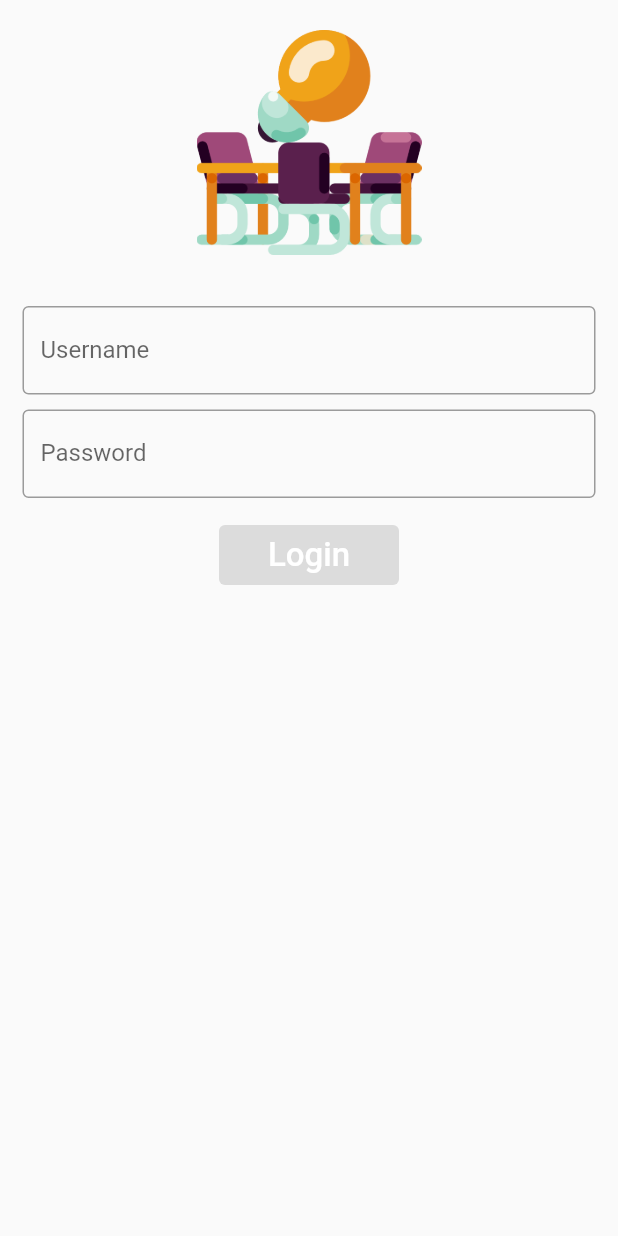
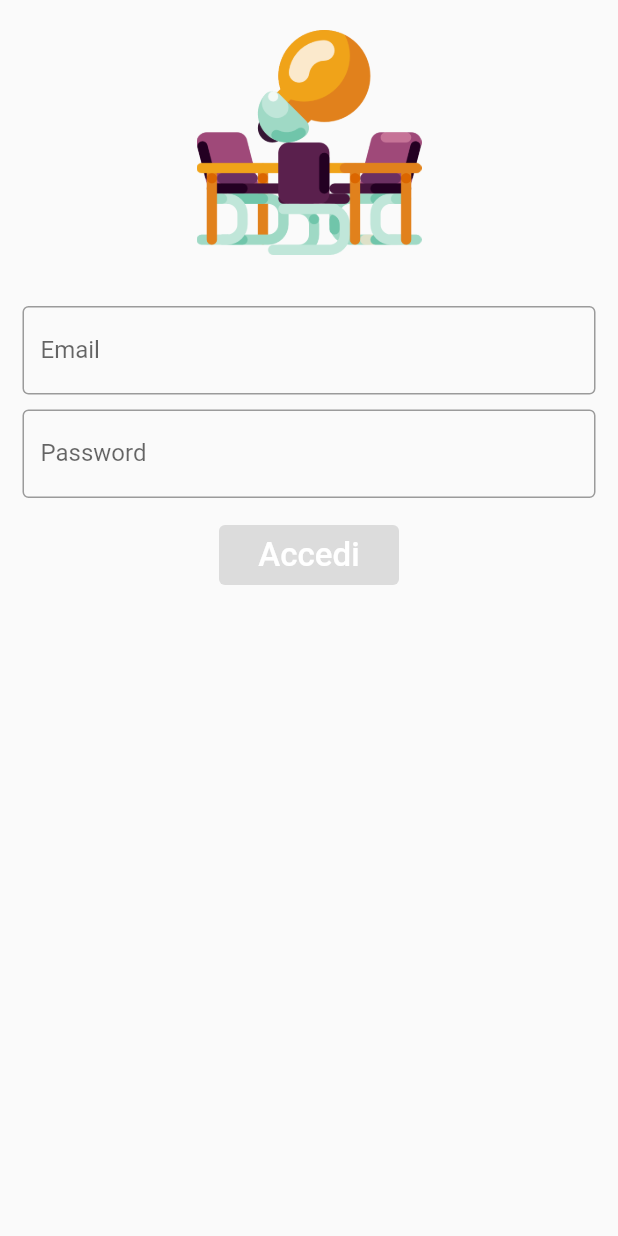
Before and after one commit to davideciuffreda/parallel, a Flutter app: the screen it shows after launch, on a phone screen of 412 x 824 dp. Run offline on Flutter 3.47's test engine with Material 2 defaults, Android fonts, the phone set to English and light mode, and no system bars; our stand-ins replace bloc, dio, equatable, flutter_bloc, jwt_decoder.

Commit message:
AuthRepository and JWT Token Auth implemented

```diff
--- a/lib/app.dart
+++ b/lib/app.dart
@@ -1,6 +1,7 @@
 import 'package:flutter/material.dart';
 import 'package:flutter/services.dart';
 import 'package:flutter_bloc/flutter_bloc.dart';
+import 'package:parallel/core/repositories/auth_repository.dart';
 
 import 'package:parallel/core/repositories/main_repository.dart';
 import 'package:parallel/pages/access_log/cubit/access_log_cubit.dart';
@@ -16,6 +17,7 @@ final GlobalKey<NavigatorState> navigatorKey = new GlobalKey<NavigatorState>();
 class AppInitializer extends StatelessWidget {
   //Defining the Repositories
   late MainRepository mainRepository;
+  late AuthRepository authRepository;
   //Defining the Blocs/Cubits
   late LoginBloc loginBloc;
   late HeadquarterCubit headquarterCubit;
@@ -25,8 +27,9 @@ class AppInitializer extends StatelessWidget {
   AppInitializer() {
     //Repositories init
     mainRepository = MainRepository();
+    authRepository = AuthRepository();
     //Bloc or Cubit init
-    loginBloc = LoginBloc();
+    loginBloc = LoginBloc(authRepository);
     headquarterCubit = HeadquarterCubit(mainRepository);
     eventCubit = EventCubit(mainRepository);
     accessLogCubit = AccessLogCubit(mainRepository);
@@ -72,7 +75,7 @@ class _AppState extends State<App> {
   @override
   Widget build(BuildContext context) {
     return BlocProvider(
-      create: (context) => LoginBloc(),
+      create: (context) => LoginBloc(AuthRepository()),
       child: MaterialApp(
         debugShowCheckedModeBanner: false,
         title: "Parallel",
--- /dev/null
+++ b/lib/core/repositories/auth_repository.dart
@@ -0,0 +1,27 @@
+import 'package:dio/dio.dart';
+
+class AuthRepository {
+  AuthRepository();
+
+  final String baseUrl = "http://172.16.217.84:8080/api/v1";
+
+  Future<String> tryLogIn(String email, String password) async {
+    String token = "";
+    var response;
+    try {
+      response = await Dio().post(
+        "$baseUrl/auth",
+        data: {"email": email, "password": password},
+      );
+
+      if (response.statusCode == 200) {
+        token = response.data['token'];
+        return token;
+      }
+    } catch (e) {
+      print(e.toString());
+      return "";
+    }
+    return token;
+  }
+}
--- a/lib/core/repositories/main_repository.dart
+++ b/lib/core/repositories/main_repository.dart
@@ -6,13 +6,13 @@ import 'package:parallel/core/models/headquarter.dart';
 class MainRepository {
   MainRepository();
 
-  final String baseUrl = "http://172.16.216.236:3000";
+  final String baseUrl = "http://172.16.217.84:8080/api/v1";
 
   Future<List<Headquarter>> getHeadquarters() async {
     List<Headquarter> headquarters = [];
     var hqResponse;
     try {
-      hqResponse = await Dio().get("$baseUrl/hq");
+      hqResponse = await Dio().get("$baseUrl/headquarters");
 
       if (hqResponse.statusCode == 200) {
         var parsedResponse =
--- a/lib/pages/home/home_page_manager.dart
+++ b/lib/pages/home/home_page_manager.dart
@@ -2,6 +2,7 @@ import 'package:flutter/material.dart';
 import 'package:flutter_bloc/flutter_bloc.dart';
 
 import 'package:parallel/app_widgets/drawer/drawer_manager.dart';
+import 'package:parallel/core/repositories/auth_repository.dart';
 import 'package:parallel/pages/events/view/events_page.dart';
 import 'package:parallel/pages/headquarters/view/headquarters_page.dart';
 import 'package:parallel/pages/login/bloc/login_bloc.dart';
@@ -40,7 +41,7 @@ class _HomePageManager extends State<HomePageManager> {
   Widget build(BuildContext context) {
     return Scaffold(
       drawer: BlocProvider(
-        create: (context) => LoginBloc(),
+        create: (context) => LoginBloc(AuthRepository()),
         child: DrawerManager(),
       ),
       appBar: AppBar(
--- a/lib/pages/home/home_page_receptionist.dart
+++ b/lib/pages/home/home_page_receptionist.dart
@@ -2,6 +2,7 @@ import 'package:flutter/material.dart';
 import 'package:flutter_bloc/flutter_bloc.dart';
 
 import 'package:parallel/app_widgets/drawer/drawer_receptionist.dart';
+import 'package:parallel/core/repositories/auth_repository.dart';
 import 'package:parallel/pages/access_log/view/access_log_page.dart';
 import 'package:parallel/pages/login/bloc/login_bloc.dart';
 
@@ -39,7 +40,7 @@ class _HomePageReceptionist extends State<HomePageReceptionist> {
   Widget build(BuildContext context) {
     return Scaffold(
       drawer: BlocProvider(
-        create: (context) => LoginBloc(),
+        create: (context) => LoginBloc(AuthRepository()),
         child: DrawerReceptionist(),
       ),
       appBar: AppBar(
--- a/lib/pages/home/home_page_user.dart
+++ b/lib/pages/home/home_page_user.dart
@@ -1,5 +1,6 @@
 import 'package:flutter/material.dart';
 import 'package:flutter_bloc/flutter_bloc.dart';
+import 'package:parallel/core/repositories/auth_repository.dart';
 
 import 'package:parallel/pages/events/view/events_page.dart';
 import 'package:parallel/pages/headquarters/view/headquarters_page.dart';
@@ -40,7 +41,7 @@ class _HomePageUser extends State<HomePageUser> {
   Widget build(BuildContext context) {
     return Scaffold(
       drawer: BlocProvider(
-        create: (context) => LoginBloc(),
+        create: (context) => LoginBloc(AuthRepository()),
         child: DrawerEmployee(),
       ),
       appBar: AppBar(
--- a/lib/pages/login/bloc/login_event.dart
+++ b/lib/pages/login/bloc/login_event.dart
@@ -3,21 +3,21 @@ part of 'login_bloc.dart';
 abstract class LoginEvent {}
 
 class LoginTextChangedEvent extends LoginEvent {
-  final String usernameValue;
+  final String emailValue;
   final String passwordValue;
 
   LoginTextChangedEvent(
-    this.usernameValue,
+    this.emailValue,
     this.passwordValue,
   );
 }
 
 class LoginSubmittedEvent extends LoginEvent {
-  final String username;
+  final String email;
   final String password;
 
   LoginSubmittedEvent(
-    this.username,
+    this.email,
     this.password,
   );
 }
--- a/lib/pages/login/view/login_page.dart
+++ b/lib/pages/login/view/login_page.dart
@@ -9,7 +9,7 @@ class LoginPage extends StatefulWidget {
 }
 
 class _LoginPageState extends State<LoginPage> {
-  TextEditingController usernameController = TextEditingController();
+  TextEditingController emailController = TextEditingController();
   TextEditingController passwordController = TextEditingController();
 
   @override
@@ -59,19 +59,19 @@ class _LoginPageState extends State<LoginPage> {
                 child: Column(
                   children: [
                     TextField(
-                      controller: usernameController,
+                      controller: emailController,
                       onChanged: (value) {
                         BlocProvider.of<LoginBloc>(context).add(
                           LoginTextChangedEvent(
-                            usernameController.text,
+                            emailController.text,
                             passwordController.text,
                           ),
                         );
                       },
                       decoration: InputDecoration(
                         border: OutlineInputBorder(),
-                        labelText: 'Username',
-                        hintText: 'Enter valid username',
+                        labelText: 'Email',
+                        hintText: 'Inserisci la tua email',
                       ),
                     ),
                     SizedBox(height: 10),
@@ -81,7 +81,7 @@ class _LoginPageState extends State<LoginPage> {
                       onChanged: (value) {
                         BlocProvider.of<LoginBloc>(context).add(
                           LoginTextChangedEvent(
-                            usernameController.text,
+                            emailController.text,
                             passwordController.text,
                           ),
                         );
@@ -89,7 +89,7 @@ class _LoginPageState extends State<LoginPage> {
                       decoration: InputDecoration(
                         border: OutlineInputBorder(),
                         labelText: 'Password',
-                        hintText: 'Enter your password',
+                        hintText: 'Inserisci la tua password',
                       ),
                     ),
                   ],
@@ -124,13 +124,13 @@ class _LoginPageState extends State<LoginPage> {
                                 .requestFocus(new FocusNode());
                             BlocProvider.of<LoginBloc>(context).add(
                               LoginSubmittedEvent(
-                                usernameController.text,
+                                emailController.text,
                                 passwordController.text,
                               ),
                             );
                           },
                           child: Text(
-                            'Login',
+                            'Accedi',
                             style: TextStyle(
                               fontSize: 22,
                             ),
@@ -141,7 +141,7 @@ class _LoginPageState extends State<LoginPage> {
                       return ElevatedButton(
                         onPressed: null,
                         child: Text(
-                          'Login',
+                          'Accedi',
                           style: TextStyle(
                             color: Colors.white,
                             fontSize: 22,
--- a/pubspec.yaml
+++ b/pubspec.yaml
@@ -13,6 +13,7 @@ dependencies:
   bloc: ^8.1.1
   flutter_screenutil: 5.0.0+2
   shared_preferences: ^2.0.20
+  flutter_secure_storage: ^8.0.0
   http: ^0.13.5
   flutter_dotenv: ^5.0.2
   fluttertoast: ^8.2.1
@@ -25,6 +26,7 @@ dependencies:
   email_validator: ^2.1.17
   intl: ^0.18.0
   dio: any
+  jwt_decoder: ^2.0.1
 
 dev_dependencies:
   flutter_test:
```
Also changed, not shown: lib/pages/login/bloc/login_bloc.dart (+30 -5 lines), pubspec.lock, 1 other file.
